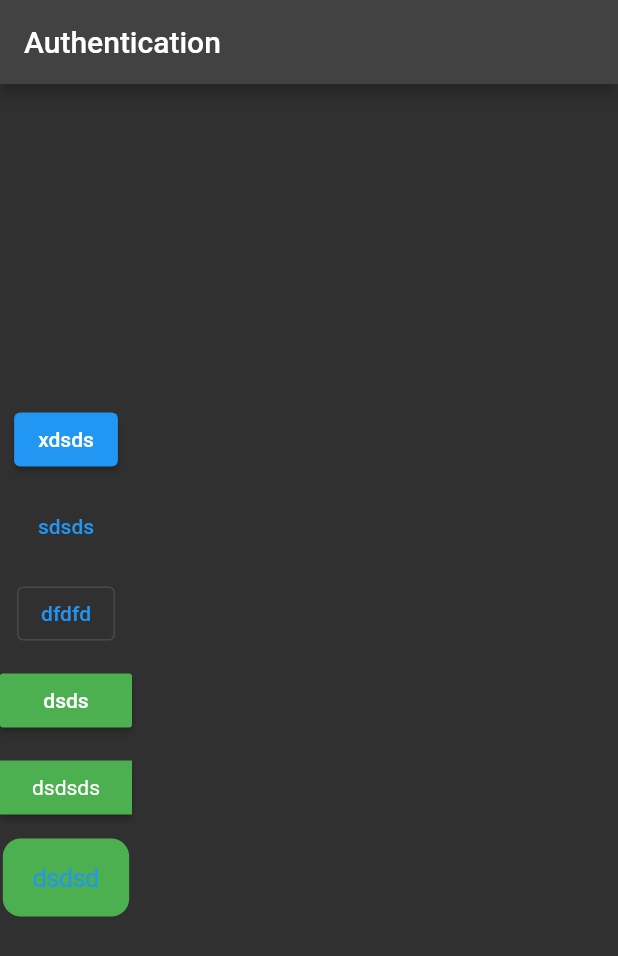
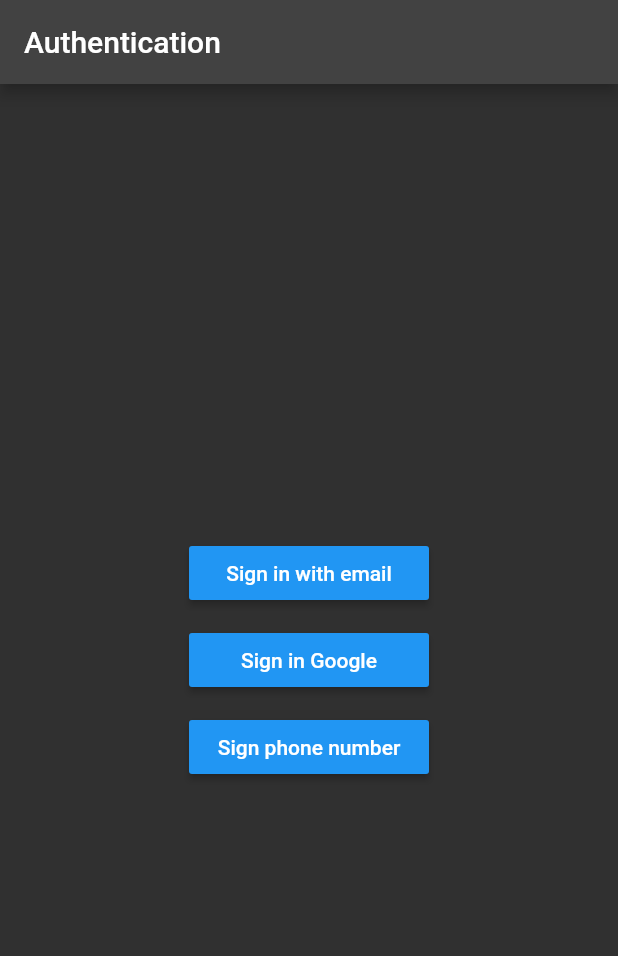
Before and after one commit to merab1/abcde, a Flutter app: the screen it shows after launch, on a phone screen of 412 x 824 dp. Shown: the top 956 px of the screen. Run offline on Flutter 3.47's test engine with Material 2 defaults, Android fonts, the phone set to English and light mode, and no system bars.

Commit message:
auth page with buttons

```diff
--- a/lib/authentication/authentication.dart
+++ b/lib/authentication/authentication.dart
@@ -10,52 +10,37 @@
     return Scaffold(
       appBar: AppBar(title: const Text('Authentication')),
       body: SafeArea(
+        child: SizedBox.expand(
           child: Column(
             mainAxisAlignment: MainAxisAlignment.center,
+            crossAxisAlignment: CrossAxisAlignment.center,
             children: [
-            ElevatedButton(
+              MaterialButton(
                 onPressed: () {},
-              child: const Text('xdsds'),
-            ),
-            const SizedBox(
-              height: 10,
-            ),
-            TextButton(
-              child: const Text('sdsds'),
-              onPressed: () {},
-            ),
-            const SizedBox(
-              height: 10,
-            ),
-            OutlinedButton(
-              child: const Text('dfdfd'),
-              onPressed: () {},
+                child: const Text('Sign in with email'),
+                minWidth: 160,
+                color: Colors.blue,
               ),
               const SizedBox(
                 height: 10,
               ),
               MaterialButton(
-              child: const Text('dsds'),
                 onPressed: () {},
-              color: Colors.green,
+                child: const Text('Sign in Google'),
+                minWidth: 160,
+                color: Colors.blue,
               ),
               const SizedBox(
                 height: 10,
               ),
-            RawMaterialButton(
-              fillColor: Colors.green,
-              child: const Text('dsdsds'),
+              MaterialButton(
                 onPressed: () {},
-            ),
-            const SizedBox(
-              height: 10,
-            ),
-            CupertinoButton(
-              color: Colors.green,
-              child: const Text('dsdsd'),
-              onPressed: () {},
+                child: const Text('Sign phone number'),
+                minWidth: 160,
+                color: Colors.blue,
               ),
             ],
+          ),
         ),
       ),
     );
```
Lines whose indentation alone changed are shown as unchanged.
